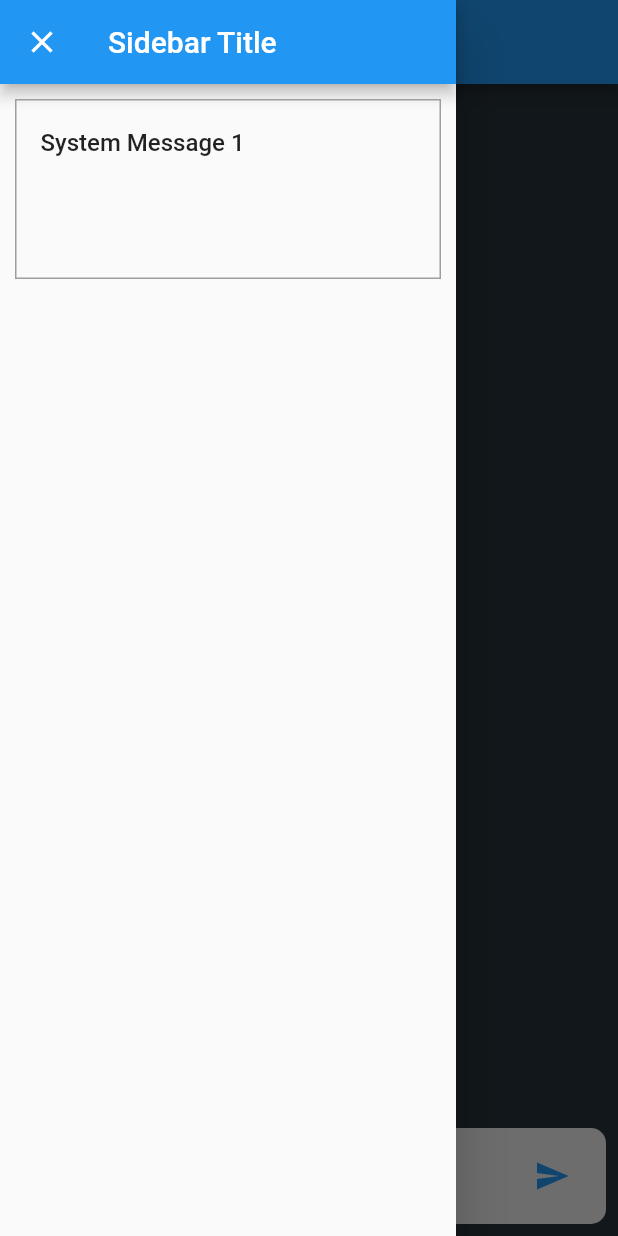
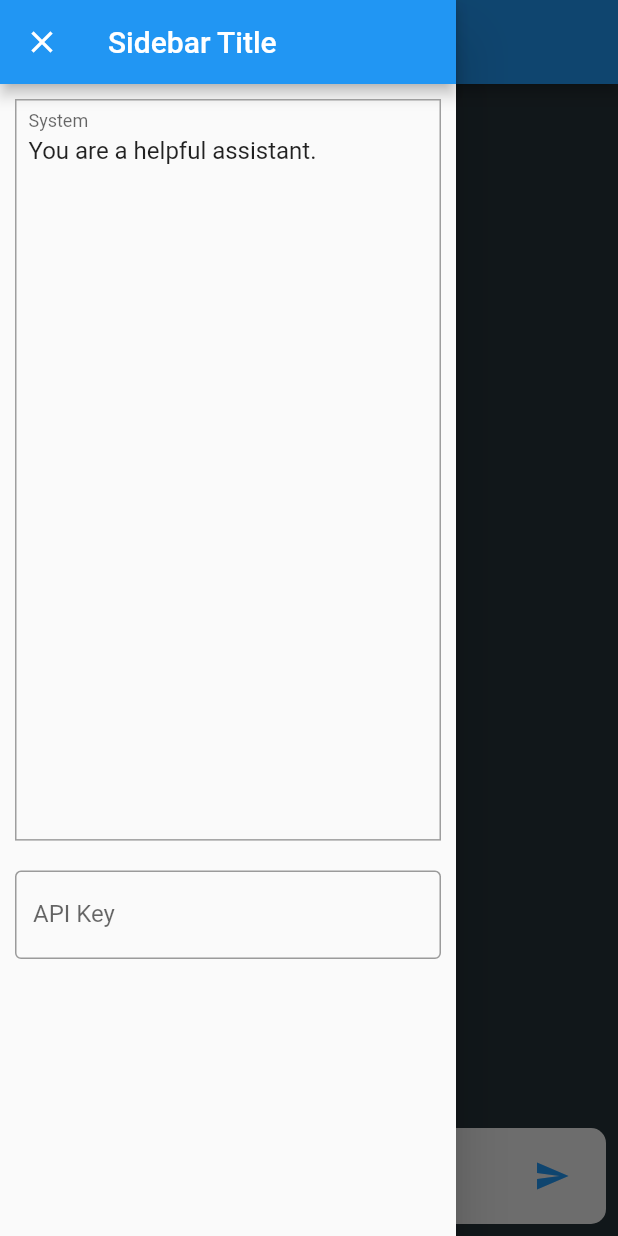
Before and after one commit to dcfrancisco/basic-chat-completion, a Flutter app: the ChatPage screen opened by its route, with the side drawer open, on a phone screen of 412 x 824 dp. Run offline on Flutter 3.47's test engine with Material 2 defaults, Android fonts, the phone set to English and light mode, and no system bars.

Commit message:
Initial commit

```diff
--- a/lib/views/chat_page.dart
+++ b/lib/views/chat_page.dart
@@ -6,6 +6,8 @@ import 'package:mobile_ui/views/widgets/chat_input.dart';
 import 'sidebar.dart';
 
 class ChatPage extends StatefulWidget {
+  const ChatPage({super.key});
+
   @override
   _ChatPageState createState() => _ChatPageState();
 }
@@ -15,7 +17,7 @@ class _ChatPageState extends State<ChatPage> {
   final _chatService = ChatService();
   final _scrollController = ScrollController();
 
-  FocusNode _inputFocusNode = FocusNode();
+  final FocusNode _inputFocusNode = FocusNode();
 
   @override
   void initState() {
@@ -27,17 +29,17 @@ class _ChatPageState extends State<ChatPage> {
     _messages.add(userMessage);
 
     setState(() {
-      Future.delayed(Duration(milliseconds: 100), () {
+      Future.delayed(const Duration(milliseconds: 100), () {
         _scrollController.jumpTo(_scrollController.position.maxScrollExtent);
       });
     });
 
-    final botResponse = await _chatService.getBotResponse(content);
+    final botResponse = await _chatService.getBotResponse(_messages, content);
     final botMessage = Message(sender: 'bot', content: botResponse);
     _messages.add(botMessage);
 
     setState(() {
-      Future.delayed(Duration(milliseconds: 100), () {
+      Future.delayed(const Duration(milliseconds: 100), () {
         _scrollController.jumpTo(_scrollController.position.maxScrollExtent);
       });
     });
@@ -53,8 +55,8 @@ class _ChatPageState extends State<ChatPage> {
       _inputFocusNode.requestFocus();
     });
     return Scaffold(
-      appBar: AppBar(title: Text('ChatBot')),
-      drawer: Sidebar(),
+      appBar: AppBar(title: const Text('ChatBot')),
+      drawer: const Sidebar(),
       body: Container(
         color: Colors.blueGrey[900],
         child: Column(
@@ -65,7 +67,7 @@ class _ChatPageState extends State<ChatPage> {
                 itemCount: _messages.length,
                 itemBuilder: (ctx, index) =>
                     MessageBubble(message: _messages[index]),
-                padding: EdgeInsets.only(top: 8.0, bottom: 60.0),
+                padding: const EdgeInsets.only(top: 8.0, bottom: 60.0),
               ),
             ),
             ChatInput(onSend: _sendMessage, focusNode: _inputFocusNode),
--- a/lib/views/login_page.dart
+++ b/lib/views/login_page.dart
@@ -1,6 +1,8 @@
 import 'package:flutter/material.dart';
 
 class LoginPage extends StatelessWidget {
+  const LoginPage({super.key});
+
   @override
   Widget build(BuildContext context) {
     return Scaffold(
@@ -9,7 +11,7 @@ class LoginPage extends StatelessWidget {
           onPressed: () {
             Navigator.of(context).pushReplacementNamed('/chat');
           },
-          child: Text('Login'),
+          child: const Text('Login'),
         ),
       ),
     );
--- a/lib/views/sidebar.dart
+++ b/lib/views/sidebar.dart
@@ -1,6 +1,8 @@
 import 'package:flutter/material.dart';
 
 class Sidebar extends StatelessWidget {
+  const Sidebar({Key? key}) : super(key: key);
+
   @override
   Widget build(BuildContext context) {
     return Drawer(
@@ -8,37 +10,45 @@ class Sidebar extends StatelessWidget {
         children: <Widget>[
           AppBar(
             automaticallyImplyLeading: false,
-            title: Text('Sidebar Title'),
+            title: const Text('Sidebar Title'),
             leading: IconButton(
-              icon: Icon(Icons.close),
+              icon: const Icon(Icons.close),
               onPressed: () {
                 Navigator.of(context).pop();
               },
             ),
           ),
           Padding(
-            padding: EdgeInsets.all(10.0),
+            padding: const EdgeInsets.all(10.0),
             child: Container(
-              constraints: BoxConstraints(
-                maxHeight: 120.0,
-              ),
+              height: MediaQuery.of(context).size.height *
+                  0.60, // Setting height to 60% of screen height
               decoration: BoxDecoration(
                 border: Border.all(
                   color: Colors.grey,
                   width: 1.0,
                 ),
               ),
-              child: ListView(
-                children: [
-                  ListTile(
-                    title: Text(
-                      'System Message 1',
-                      style: TextStyle(
-                        fontSize: 16.0,
-                      ),
-                    ),
-                  ),
-                ],
+              child: TextFormField(
+                maxLines: null,
+                expands: true,
+                initialValue: 'You are a helpful assistant.',
+                decoration: const InputDecoration(
+                  labelText: 'System',
+                  floatingLabelBehavior: FloatingLabelBehavior
+                      .always, // Make label always float above
+                  contentPadding: EdgeInsets.all(8.0),
+                  border: InputBorder.none,
+                ),
+              ),
+            ),
+          ),
+          const Padding(
+            padding: EdgeInsets.all(10.0),
+            child: TextField(
+              decoration: InputDecoration(
+                labelText: 'API Key',
+                border: OutlineInputBorder(),
               ),
             ),
           ),
--- a/lib/views/widgets/chat_input.dart
+++ b/lib/views/widgets/chat_input.dart
@@ -4,7 +4,7 @@ class ChatInput extends StatefulWidget {
   final Function(String) onSend;
   final FocusNode focusNode;
 
-  ChatInput({required this.onSend, required this.focusNode});
+  const ChatInput({super.key, required this.onSend, required this.focusNode});
 
   @override
   _ChatInputState createState() => _ChatInputState();
@@ -23,9 +23,9 @@ class _ChatInputState extends State<ChatInput> {
   @override
   Widget build(BuildContext context) {
     return Padding(
-      padding: EdgeInsets.all(8.0),
+      padding: const EdgeInsets.all(8.0),
       child: Container(
-        padding: EdgeInsets.symmetric(horizontal: 12.0, vertical: 8.0),
+        padding: const EdgeInsets.symmetric(horizontal: 12.0, vertical: 8.0),
         decoration: BoxDecoration(
           color: Theme.of(context).brightness == Brightness.light
               ? Colors.grey[200] // Light theme
@@ -39,14 +39,14 @@ class _ChatInputState extends State<ChatInput> {
                 controller: _controller,
                 onSubmitted: (_) => _submit(),
                 focusNode: widget.focusNode,
-                decoration: InputDecoration(
+                decoration: const InputDecoration(
                   border: InputBorder.none,
                   hintText: 'Send a message...',
                 ),
               ),
             ),
             IconButton(
-              icon: Icon(Icons.send),
+              icon: const Icon(Icons.send),
               onPressed: _submit,
               color: Theme.of(context).brightness == Brightness.light
                   ? Colors.blue // Light theme
--- a/pubspec.yaml
+++ b/pubspec.yaml
@@ -35,6 +35,7 @@ dependencies:
   # The following adds the Cupertino Icons font to your application.
   # Use with the CupertinoIcons class for iOS style icons.
   cupertino_icons: ^1.0.2
+  http: ^1.1.0
 
 dev_dependencies:
   flutter_test:
```
Also changed, not shown: lib/main.dart (+5 -3 lines), lib/services/chat_service.dart (+37 -4 lines), lib/views/widgets/message_bubble.dart (+7 -7 lines), pubspec.lock, 1 other file.
